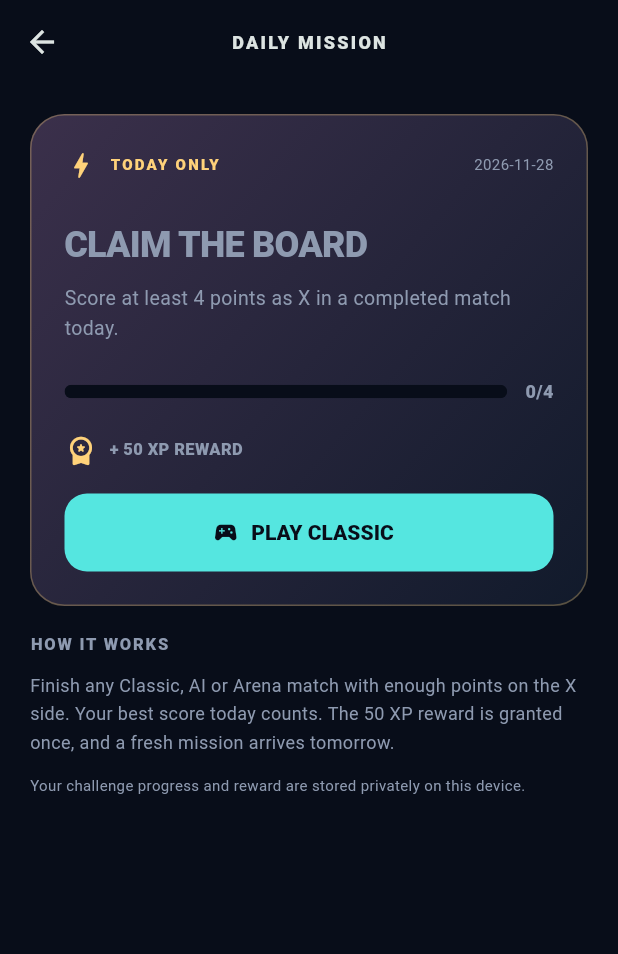
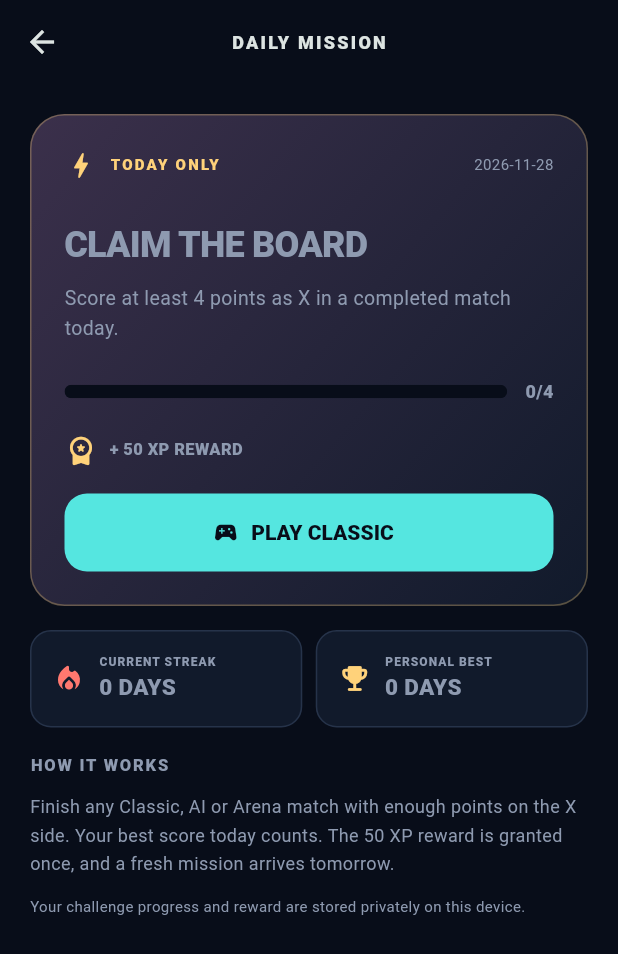
Before and after one commit to sbikazis/X12O, a Flutter app: the DailyChallengeScreen screen opened directly, on a phone screen of 412 x 824 dp. Shown: the top 954 px of the screen. Run offline on Flutter 3.47's test engine with Material 3 defaults, Android fonts, the phone set to English and light mode, and no system bars; our stand-ins replace shared_preferences; accounts and stored records are empty.

Commit message:
Show daily challenge streak and personal best

```diff
--- a/lib/screens/daily_challenge_screen.dart
+++ b/lib/screens/daily_challenge_screen.dart
@@ -37,6 +37,22 @@ class _DailyChallengeScreenState extends State<DailyChallengeScreen> {
             if(challenge.completed)const Row(children:[Icon(Icons.check_circle_rounded,color:Palette.cyan),SizedBox(width:8),Text('MISSION COMPLETE',style:TextStyle(color:Palette.cyan,fontWeight:FontWeight.w900,fontSize:11))])
             else SizedBox(width:double.infinity,child:FilledButton.icon(onPressed:() async { await Navigator.push(context,MaterialPageRoute<void>(builder:(_)=>const GameScreen())); if(mounted)setState(_refresh); },icon:const Icon(Icons.sports_esports_rounded),label:const Text('PLAY CLASSIC'))),
           ])),
+        const SizedBox(height:16),
+        Row(children:[
+          Expanded(child:Container(padding:const EdgeInsets.all(14),decoration:BoxDecoration(color:Palette.panel,borderRadius:BorderRadius.circular(14),border:Border.all(color:Palette.line)),child:Row(children:[
+            const Icon(Icons.local_fire_department_rounded,color:Palette.coral,size:22),const SizedBox(width:9),Expanded(child:Column(crossAxisAlignment:CrossAxisAlignment.start,children:[
+              const Text('CURRENT STREAK',style:TextStyle(color:Palette.muted,fontSize:8,fontWeight:FontWeight.w900,letterSpacing:.7)),
+              Text('${challenge.currentStreak} DAYS',style:const TextStyle(fontSize:15,fontWeight:FontWeight.w900)),
+            ])),
+          ]))),
+          const SizedBox(width:9),
+          Expanded(child:Container(padding:const EdgeInsets.all(14),decoration:BoxDecoration(color:Palette.panel,borderRadius:BorderRadius.circular(14),border:Border.all(color:Palette.line)),child:Row(children:[
+            const Icon(Icons.emoji_events_rounded,color:Palette.gold,size:22),const SizedBox(width:9),Expanded(child:Column(crossAxisAlignment:CrossAxisAlignment.start,children:[
+              const Text('PERSONAL BEST',style:TextStyle(color:Palette.muted,fontSize:8,fontWeight:FontWeight.w900,letterSpacing:.7)),
+              Text('${challenge.bestStreak} DAYS',style:const TextStyle(fontSize:15,fontWeight:FontWeight.w900)),
+            ])),
+          ]))),
+        ]),
         const SizedBox(height:17),
         const Text('HOW IT WORKS',style:TextStyle(fontSize:11,fontWeight:FontWeight.w900,letterSpacing:1.2)),
         const SizedBox(height:9),
```
